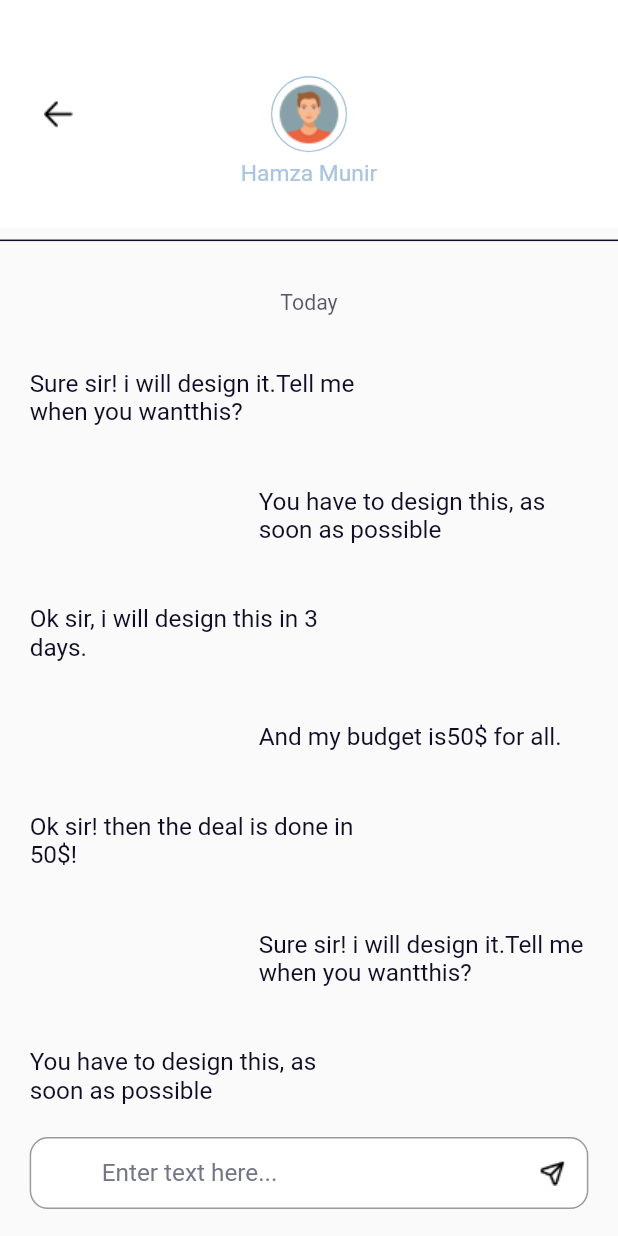
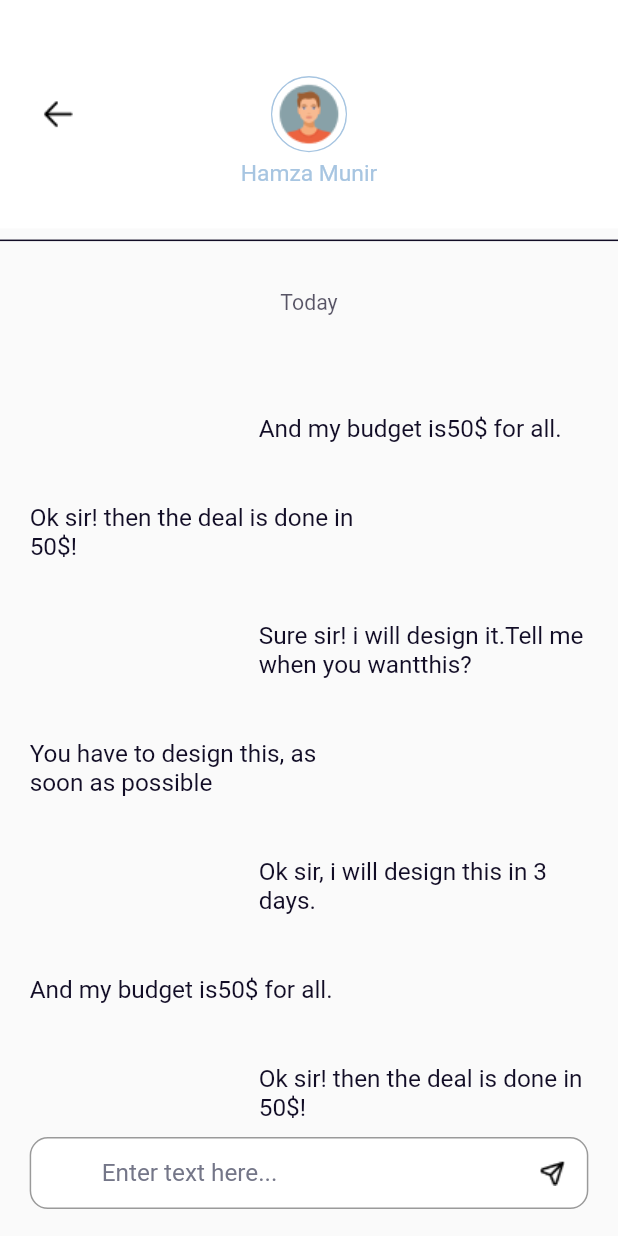
Before and after one commit to Sabahat06/timmarkus, a Flutter app: the ChatScreen screen opened directly, on a phone screen of 412 x 824 dp. Run offline on Flutter 3.47's test engine with Material 2 defaults, Android fonts, the phone set to English and light mode, and no system bars; our stand-ins replace flutter_screenutil, get; missing offline and left inert: intro_screen_onboarding_flutter.

Commit message:
Last Changes

```diff
--- a/lib/screens/home_pages/project_screen_tab.dart
+++ b/lib/screens/home_pages/project_screen_tab.dart
@@ -79,8 +79,7 @@ class ProjectScreenTab extends StatelessWidget {
                 crossAxisAlignment: CrossAxisAlignment.start,
                 children: [
                   Container(
-                    height: 100.h,
-                    child: Expanded(
+                    height: 110.h,
                     child: ListView.separated(
                       itemCount: controller.recentData.length,
                       shrinkWrap: true,
@@ -91,7 +90,6 @@ class ProjectScreenTab extends StatelessWidget {
                       separatorBuilder: (context, index) {
                         return SizedBox(width: 25.w,);
                       },
-                      ),
                     ),
                   ),
                   SizedBox(height: 35.h,),
--- a/lib/screens/message_screen/chat_screen.dart
+++ b/lib/screens/message_screen/chat_screen.dart
@@ -1,20 +1,39 @@
 import 'package:flutter/material.dart';
+import 'package:flutter/scheduler.dart';
 import 'package:flutter_screenutil/src/size_extension.dart';
 import 'package:get/get.dart';
 import 'package:timmarkus/app_config/app_colors.dart';
 import 'package:timmarkus/app_config/styles.dart';
 import 'package:timmarkus/controller%20/message_controller.dart';
-import 'package:timmarkus/controller%20/notification_controller.dart';
 import 'package:timmarkus/widgets/my_text_field.dart';
 
-class ChatScreen extends StatelessWidget {
+class ChatScreen extends StatefulWidget {
+  @override
+  State<ChatScreen> createState() => _ChatScreenState();
+}
+
+class _ChatScreenState extends State<ChatScreen> {
   MessageController messageController = MessageController();
   TextEditingController textController = TextEditingController();
   ScrollController scrollController = ScrollController();
   FocusNode textFocusNode = FocusNode();
 
   @override
+  void initState() {
+    super.initState();
+  }
+
+
+
+  scrollToBottom() {
+    scrollController.jumpTo(scrollController.position.maxScrollExtent);
+  }
+
+  @override
   Widget build(BuildContext context) {
+    SchedulerBinding.instance!.addPostFrameCallback((_) {
+      scrollController.jumpTo(scrollController.position.maxScrollExtent);
+    });
     return SafeArea(
       child: Scaffold(
         body: Column(
@@ -103,6 +122,14 @@ class ChatScreen extends StatelessWidget {
                 controller: textController,
                 hintText: 'Enter text here...',
                 suffixIcon: 'assets/icon/send_icon.png',
+                onEditingComplete: () {
+                  if(textController.text.toString().trim().length!=0) {
+                    textFocusNode.unfocus();
+                    messageController.messages.add(textController.text);
+                    textController.clear();
+                    scrollController.jumpTo(scrollController.position.maxScrollExtent);
+                  }
+                },
                 onSuffixIconTap: () {
                   if(textController.text.toString().trim().length!=0) {
                     textFocusNode.unfocus();
--- a/lib/screens/message_screen/message_screen.dart
+++ b/lib/screens/message_screen/message_screen.dart
@@ -45,6 +45,7 @@ class MessageScreen extends StatelessWidget {
                 },
               ),
             ),
+            SizedBox(height: 15.h,),
           ],
         ),
       ),
--- a/lib/screens/notification_screen/notification_screen.dart
+++ b/lib/screens/notification_screen/notification_screen.dart
@@ -76,6 +76,7 @@ class NotificationScreen extends StatelessWidget {
                 return SizedBox(height: 5.h,);
               },
             ),
+            SizedBox(height: 15.h,),
           ],
         ),
       ),
```
Also changed, not shown: lib/screens/home_pages/home_screen_tab.dart (+0 -21 lines), 8 other files. Lines whose indentation alone changed are shown as unchanged.
